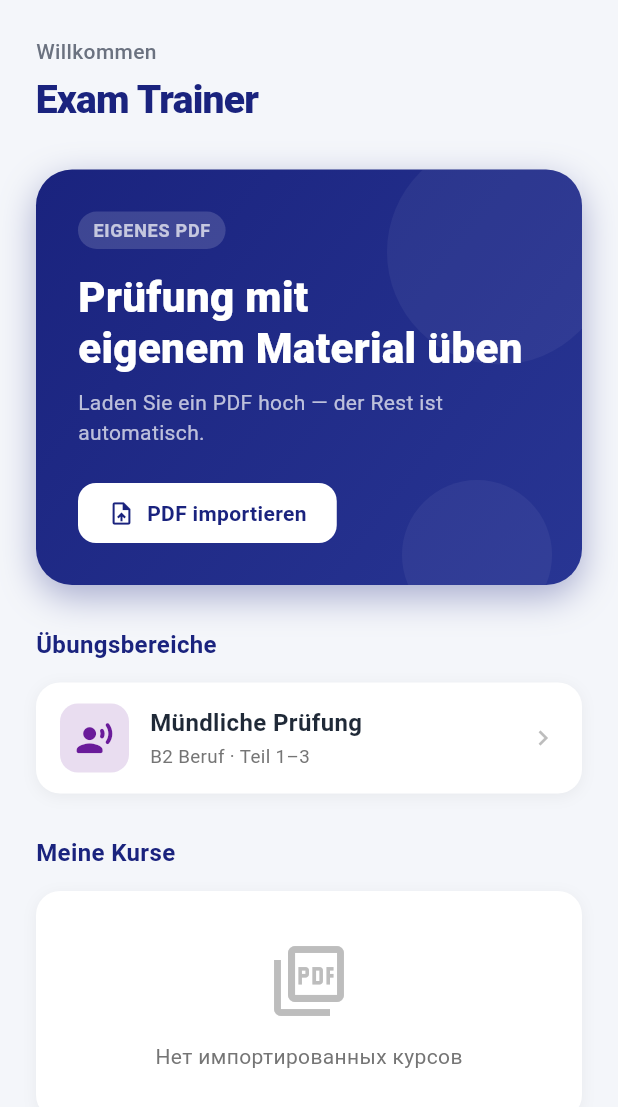
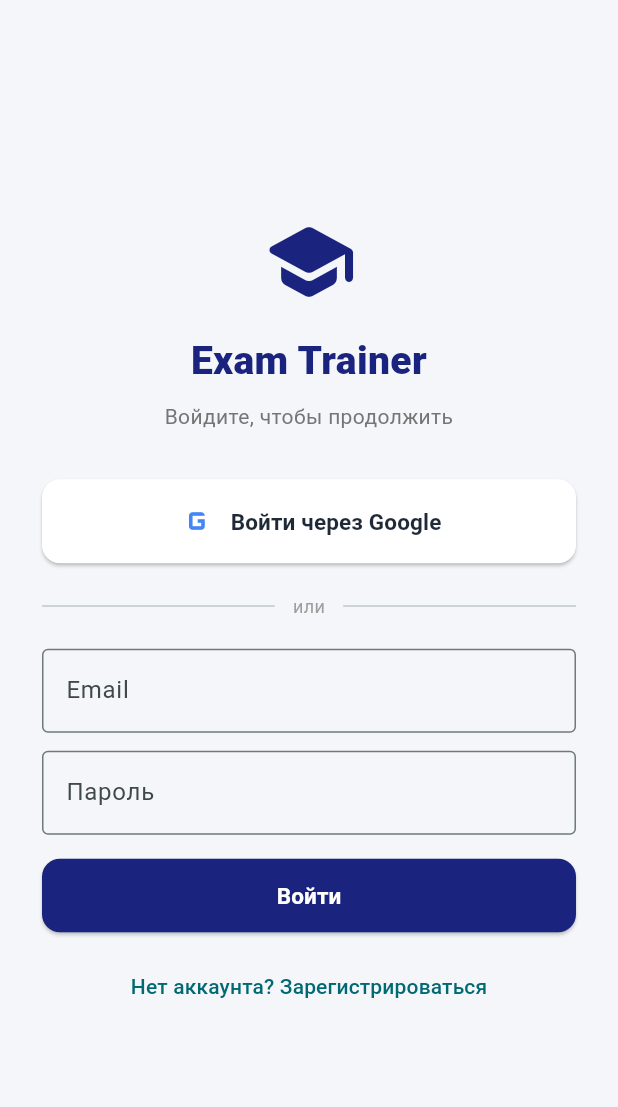
Before and after one commit to bodia2010/exam-trainer, a Flutter app: the screen it shows after launch, on a phone screen of 412 x 824 dp. Shown: the top 1107 px of the screen. Run offline on Flutter 3.47's test engine with Material 3 defaults, Android fonts, the phone set to English and light mode, and no system bars; our stand-ins replace audioplayers, file_picker, firebase_auth, firebase_core, go_router, google_sign_in and 1 more; accounts and stored records are empty.

Commit message:
feat: replace shared APP_SECRET with Firebase Auth (Google + email)
Every backend request now carries a Firebase ID token instead of the
static X-App-Secret baked into every build via --dart-define. That
secret was extractable from any APK and, once leaked, let anyone call
the backend directly with no per-user limit — the old design had no
way to tell which install was responsible or to shut off just one.

- Login screen (Google Sign-In + email/password), gated at the router
  level via GoRouter's redirect + a Listenable wrapping
  authStateChanges — unauthenticated users land on /login, signing in
  routes them to Home automatically.
- AuthService wraps firebase_auth + google_sign_in (v7 API — initialize()
  once, authenticate(), idToken off the account synchronously).
- ApiConfig.secret removed entirely; convertPdf/parseSection/cache/tts
  now send Authorization: Bearer <Firebase ID token>.
- Renamed the Android package from com.bodia2010.exam_trainer to
  com.linguaproapps.exam_trainer (cleaner for a Play Store listing,
  done now since changing it after Firebase registration would mean
  redoing the SHA-1/OAuth client setup).

google-services.json is gitignored — not a secret (its API key is
scoped by package name + SHA-1), but project-specific and trivially
re-downloadable from Firebase Console, so it doesn't need to live in
git history.

```diff
--- a/lib/app.dart
+++ b/lib/app.dart
@@ -1,5 +1,8 @@
+import 'dart:async';
 import 'package:flutter/material.dart';
 import 'package:go_router/go_router.dart';
+import 'services/auth_service.dart';
+import 'screens/login_screen.dart';
 import 'screens/home_screen.dart';
 import 'screens/import_screen.dart';
 import 'screens/course_screen.dart';
@@ -19,8 +22,36 @@
 import 'screens/sprechen_teil3_list_screen.dart';
 import 'screens/sprechen_teil3_exercise_screen.dart';
 
+/// Turns Firebase's auth-state stream into a Listenable GoRouter can watch,
+/// so a sign-in/sign-out anywhere in the app immediately re-runs [redirect]
+/// instead of waiting for the next unrelated navigation.
+class _AuthRefresh extends ChangeNotifier {
+  _AuthRefresh() {
+    _sub = AuthService.instance.authStateChanges.listen((_) => notifyListeners());
+  }
+  late final StreamSubscription _sub;
+
+  @override
+  void dispose() {
+    _sub.cancel();
+    super.dispose();
+  }
+}
+
 final router = GoRouter(
+  refreshListenable: _AuthRefresh(),
+  redirect: (context, state) {
+    final loggedIn = AuthService.instance.currentUser != null;
+    final onLoginPage = state.matchedLocation == '/login';
+    if (!loggedIn && !onLoginPage) return '/login';
+    if (loggedIn && onLoginPage) return '/';
+    return null;
+  },
   routes: [
+    GoRoute(
+      path: '/login',
+      builder: (_, __) => const LoginScreen(),
+    ),
     GoRoute(
       path: '/',
       builder: (_, __) => const HomeScreen(),
--- /dev/null
+++ b/lib/screens/login_screen.dart
@@ -0,0 +1,189 @@
+import 'package:firebase_auth/firebase_auth.dart';
+import 'package:flutter/material.dart';
+import '../services/auth_service.dart';
+
+class LoginScreen extends StatefulWidget {
+  const LoginScreen({super.key});
+
+  @override
+  State<LoginScreen> createState() => _LoginScreenState();
+}
+
+class _LoginScreenState extends State<LoginScreen> {
+  final _emailController = TextEditingController();
+  final _passwordController = TextEditingController();
+  bool _isRegistering = false;
+  bool _busy = false;
+  String? _error;
+
+  @override
+  void dispose() {
+    _emailController.dispose();
+    _passwordController.dispose();
+    super.dispose();
+  }
+
+  Future<void> _run(Future<void> Function() action) async {
+    setState(() {
+      _busy = true;
+      _error = null;
+    });
+    try {
+      await action();
+      // Successful sign-in updates FirebaseAuth's authStateChanges stream —
+      // the router listens to that and navigates away on its own.
+    } on FirebaseAuthException catch (e) {
+      if (mounted) setState(() => _error = _friendlyError(e));
+    } catch (e) {
+      if (mounted) setState(() => _error = e.toString());
+    } finally {
+      if (mounted) setState(() => _busy = false);
+    }
+  }
+
+  String _friendlyError(FirebaseAuthException e) {
+    return switch (e.code) {
+      'invalid-email' => 'Некорректный email.',
+      'user-not-found' || 'wrong-password' || 'invalid-credential' =>
+        'Неверный email или пароль.',
+      'email-already-in-use' => 'Этот email уже зарегистрирован.',
+      'weak-password' => 'Пароль слишком простой (минимум 6 символов).',
+      _ => e.message ?? 'Ошибка авторизации.',
+    };
+  }
+
+  @override
+  Widget build(BuildContext context) {
+    return Scaffold(
+      backgroundColor: const Color(0xFFF4F6FA),
+      body: SafeArea(
+        child: Center(
+          child: SingleChildScrollView(
+            padding: const EdgeInsets.symmetric(horizontal: 28, vertical: 32),
+            child: Column(
+              mainAxisSize: MainAxisSize.min,
+              crossAxisAlignment: CrossAxisAlignment.stretch,
+              children: [
+                const Icon(Icons.school_rounded, size: 64, color: Color(0xFF1A237E)),
+                const SizedBox(height: 16),
+                const Text('Exam Trainer',
+                    textAlign: TextAlign.center,
+                    style: TextStyle(
+                        fontSize: 26,
+                        fontWeight: FontWeight.w900,
+                        color: Color(0xFF1A237E))),
+                const SizedBox(height: 8),
+                Text(_isRegistering ? 'Создайте аккаунт' : 'Войдите, чтобы продолжить',
+                    textAlign: TextAlign.center,
+                    style: TextStyle(fontSize: 14, color: Colors.grey[600])),
+                const SizedBox(height: 32),
+
+                ElevatedButton.icon(
+                  onPressed: _busy
+                      ? null
+                      : () => _run(() => AuthService.instance.signInWithGoogle()),
+                  style: ElevatedButton.styleFrom(
+                    backgroundColor: Colors.white,
+                    foregroundColor: const Color(0xFF1F2937),
+                    elevation: 1,
+                    padding: const EdgeInsets.symmetric(vertical: 14),
+                    shape: RoundedRectangleBorder(borderRadius: BorderRadius.circular(12)),
+                  ),
+                  icon: const Icon(Icons.g_mobiledata, size: 28, color: Color(0xFF4285F4)),
+                  label: const Text('Войти через Google',
+                      style: TextStyle(fontSize: 15, fontWeight: FontWeight.w600)),
+                ),
+
+                const SizedBox(height: 20),
+                Row(children: [
+                  const Expanded(child: Divider()),
+                  Padding(
+                    padding: const EdgeInsets.symmetric(horizontal: 12),
+                    child: Text('или', style: TextStyle(color: Colors.grey[500], fontSize: 12)),
+                  ),
+                  const Expanded(child: Divider()),
+                ]),
+                const SizedBox(height: 20),
+
+                TextField(
+                  controller: _emailController,
+                  keyboardType: TextInputType.emailAddress,
+                  decoration: const InputDecoration(
+                    labelText: 'Email',
+                    border: OutlineInputBorder(),
+                  ),
+                ),
+                const SizedBox(height: 12),
+                TextField(
+                  controller: _passwordController,
+                  obscureText: true,
+                  decoration: const InputDecoration(
+                    labelText: 'Пароль',
+                    border: OutlineInputBorder(),
+                  ),
+                ),
+                const SizedBox(height: 16),
+
+                if (_error != null) ...[
+                  Container(
+                    padding: const EdgeInsets.all(12),
+                    decoration: BoxDecoration(
+                      color: const Color(0xFFFFEBEE),
+                      borderRadius: BorderRadius.circular(8),
+                    ),
+                    child: Text(_error!,
+                        style: const TextStyle(color: Color(0xFFD32F2F), fontSize: 13)),
+                  ),
+                  const SizedBox(height: 16),
+                ],
+
+                ElevatedButton(
+                  onPressed: _busy
+                      ? null
+                      : () => _run(() async {
+                            final email = _emailController.text.trim();
+                            final password = _passwordController.text;
+                            if (_isRegistering) {
+                              await AuthService.instance
+                                  .registerWithEmail(email, password);
+                            } else {
+                              await AuthService.instance
+                                  .signInWithEmail(email, password);
+                            }
+                          }),
+                  style: ElevatedButton.styleFrom(
+                    backgroundColor: const Color(0xFF1A237E),
+                    foregroundColor: Colors.white,
+                    padding: const EdgeInsets.symmetric(vertical: 14),
+                    shape: RoundedRectangleBorder(borderRadius: BorderRadius.circular(12)),
+                  ),
+                  child: _busy
+                      ? const SizedBox(
+                          height: 20,
+                          width: 20,
+                          child: CircularProgressIndicator(
+                              strokeWidth: 2, color: Colors.white))
+                      : Text(_isRegistering ? 'Зарегистрироваться' : 'Войти',
+                          style: const TextStyle(fontSize: 15, fontWeight: FontWeight.w600)),
+                ),
+                const SizedBox(height: 12),
+
+                TextButton(
+                  onPressed: _busy
+                      ? null
+                      : () => setState(() {
+                            _isRegistering = !_isRegistering;
+                            _error = null;
+                          }),
+                  child: Text(_isRegistering
+                      ? 'Уже есть аккаунт? Войти'
+                      : 'Нет аккаунта? Зарегистрироваться'),
+                ),
+              ],
+            ),
+          ),
+        ),
+      ),
+    );
+  }
+}
--- a/lib/services/api_config.dart
+++ b/lib/services/api_config.dart
@@ -3,8 +3,4 @@
     'API_BASE_URL',
     defaultValue: 'http://10.0.2.2:3000',
   );
-  static const secret = String.fromEnvironment(
-    'API_SECRET',
-    defaultValue: 'test-secret',
-  );
 }
--- /dev/null
+++ b/lib/services/auth_service.dart
@@ -0,0 +1,77 @@
+import 'package:firebase_auth/firebase_auth.dart';
+import 'package:google_sign_in/google_sign_in.dart';
+
+/// Wraps Firebase Auth + Google Sign-In. Every backend request now carries
+/// this user's Firebase ID token instead of the single shared APP_SECRET
+/// that used to be baked into every build of the app — extractable from any
+/// APK and, once leaked, usable to run up the Gemini/Upstash bill with no
+/// way to tell which install was responsible.
+class AuthService {
+  AuthService._();
+  static final instance = AuthService._();
+
+  // "Web client ID" from Firebase Console -> Authentication -> Sign-in
+  // method -> Google -> Web SDK configuration. Not a secret — it's a public
+  // OAuth client identifier, safe to compile into the app.
+  static const _webClientId =
+      '1090518699549-q6qt8rcshncv9vumh8c2m87d0lf1f5df.apps.googleusercontent.com';
+
+  bool _googleSignInReady = false;
+
+  Future<void> _ensureGoogleSignInReady() async {
+    if (_googleSignInReady) return;
+    await GoogleSignIn.instance.initialize(serverClientId: _webClientId);
+    _googleSignInReady = true;
+  }
+
+  Stream<User?> get authStateChanges => FirebaseAuth.instance.authStateChanges();
+
+  User? get currentUser => FirebaseAuth.instance.currentUser;
+
+  Future<UserCredential> signInWithGoogle() async {
+    await _ensureGoogleSignInReady();
+    final account = await GoogleSignIn.instance.authenticate();
+    final idToken = account.authentication.idToken;
+    if (idToken == null) {
+      throw Exception('Google не вернул idToken — попробуйте ещё раз.');
+    }
+    final credential = GoogleAuthProvider.credential(idToken: idToken);
+    return FirebaseAuth.instance.signInWithCredential(credential);
+  }
+
+  Future<UserCredential> signInWithEmail(String email, String password) {
+    return FirebaseAuth.instance.signInWithEmailAndPassword(
+      email: email,
+      password: password,
+    );
+  }
+
+  Future<UserCredential> registerWithEmail(String email, String password) {
+    return FirebaseAuth.instance.createUserWithEmailAndPassword(
+      email: email,
+      password: password,
+    );
+  }
+
+  Future<void> signOut() async {
+    await FirebaseAuth.instance.signOut();
+    if (_googleSignInReady) {
+      await GoogleSignIn.instance.signOut();
+    }
+  }
+
+  /// The token every backend request now authenticates with. Firebase
+  /// caches and auto-refreshes this locally — cheap to call before every
+  /// request, no manual expiry handling needed.
+  Future<String> requireIdToken() async {
+    final user = currentUser;
+    if (user == null) {
+      throw Exception('Не авторизован');
+    }
+    final token = await user.getIdToken();
+    if (token == null) {
+      throw Exception('Не удалось получить токен авторизации');
+    }
+    return token;
+  }
+}
--- a/lib/services/tts_service.dart
+++ b/lib/services/tts_service.dart
@@ -5,6 +5,7 @@
 import 'package:http/http.dart' as http;
 import 'package:path_provider/path_provider.dart';
 import 'api_config.dart';
+import 'auth_service.dart';
 
 /// One line of a dialogue/monologue: who says it and what.
 class DialogueLine {
@@ -206,10 +207,11 @@
   }
 
   Future<Uint8List> _synthesize(DialogueLine line) async {
+    final token = await AuthService.instance.requireIdToken();
     final res = await http.post(
       Uri.parse('${ApiConfig.baseUrl}/api/tts'),
       headers: {
-        'X-App-Secret': ApiConfig.secret,
+        'Authorization': 'Bearer $token',
         'Content-Type': 'application/json',
       },
       body: jsonEncode(
--- a/pubspec.yaml
+++ b/pubspec.yaml
@@ -40,6 +40,9 @@
   uuid:               ^4.4.0
   audioplayers:       ^6.0.0
   crypto:             ^3.0.3
+  firebase_core: ^4.11.0
+  firebase_auth: ^6.5.4
+  google_sign_in: ^7.2.0
 
 dev_dependencies:
   flutter_test:
```
Also changed, not shown: lib/main.dart (+6 -1 lines), lib/screens/home_screen.dart (+21 -3 lines), lib/services/parse_service.dart (+14 -4 lines), pubspec.lock, 8 other files.
